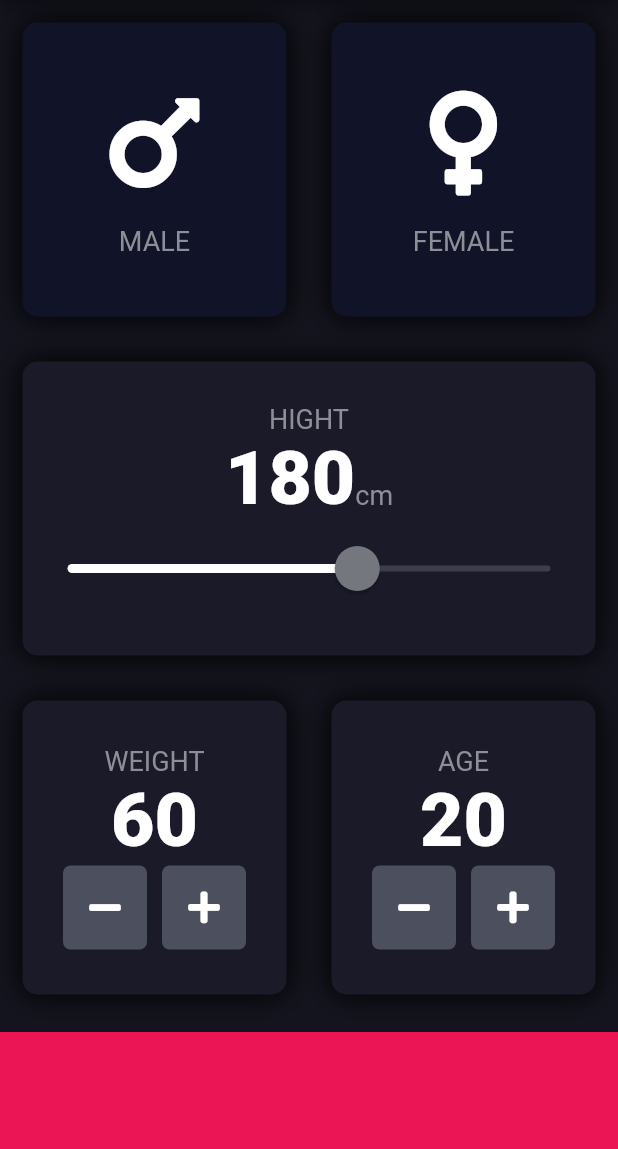
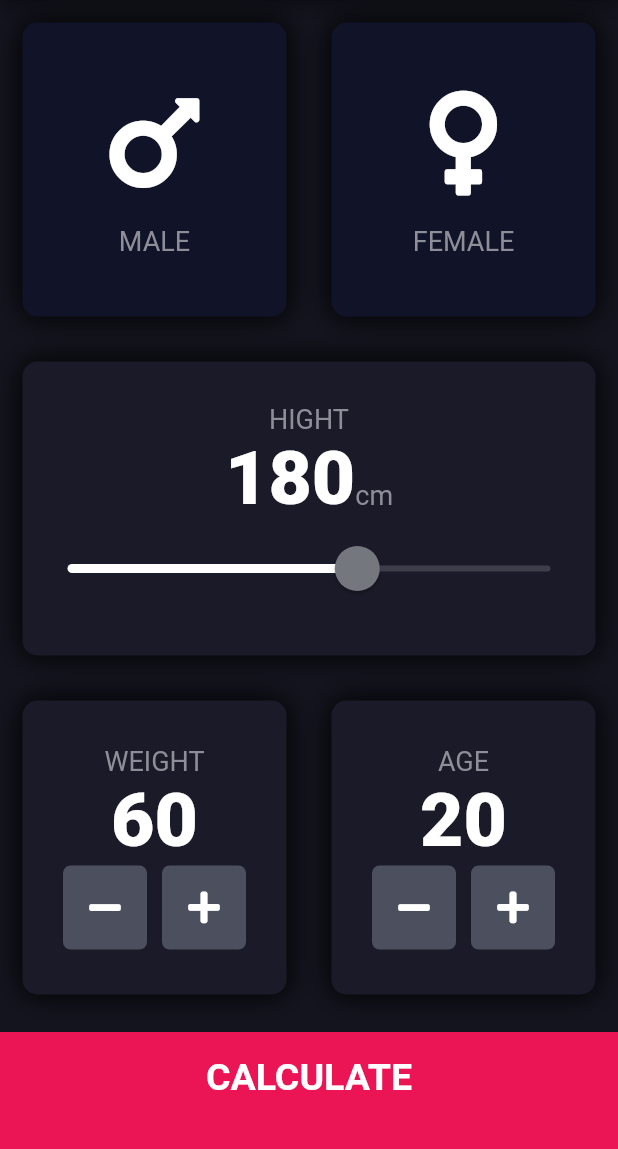
Before and after one commit to AmanGr/BMI-Calculator, a Flutter app: the screen it shows after launch, on a phone screen of 412 x 824 dp, the part 84-1233 px from its top. Run offline on Flutter 3.47's test engine with Material 2 defaults, Android fonts, the phone set to English and light mode, and no system bars; our stand-ins replace font_awesome_flutter.

Commit message:
some changes have been takes place and re_format the structer plus new file have been added.

```diff
--- /dev/null
+++ b/lib/components/botton_button.dart
@@ -0,0 +1,28 @@
+import 'package:flutter/material.dart';
+import '../constants.dart';
+
+class BottomButton extends StatelessWidget {
+  BottomButton({required this.onTap, required this.buttonTitle});
+
+  final VoidCallback onTap;
+  final String buttonTitle;
+
+  @override
+  Widget build(BuildContext context) {
+    return GestureDetector(
+      onTap: (onTap),
+      child: Container(
+        child: Center(
+            child: Text(
+              buttonTitle,
+              style: KLargeButtonTextStyle,
+            )),
+        color: kBottomContainerColor,
+        margin: EdgeInsets.only(top: 10.0),
+        padding: EdgeInsets.only(bottom: 20.0),
+        width: double.infinity,
+        height: kBottomContainerHeight,
+      ),
+    );
+  }
+}
--- a/lib/icon_content.dart
+++ b/lib/components/icon_content.dart
@@ -1,5 +1,5 @@
 import 'package:flutter/material.dart';
-import 'constants.dart';
+import '../constants.dart';
 
 
 
--- /dev/null
+++ b/lib/components/round_icon_button.dart
@@ -0,0 +1,25 @@
+import 'package:flutter/material.dart';
+import '../constants.dart';
+
+
+class RoundIconButton extends StatelessWidget {
+  RoundIconButton({required this.icon, required this.onPressed});
+
+  final IconData icon;
+  final VoidCallback onPressed;
+
+  @override
+  Widget build(BuildContext context) {
+    return RawMaterialButton(
+      child: Icon(icon),
+      onPressed: onPressed,
+      elevation: 0.0,
+      constraints: BoxConstraints.tightFor(
+        width: 56.0,
+        height: 56.0,
+      ),
+      shape: RoundedRectangleBorder(borderRadius: BorderRadius.circular(5.0)),
+      fillColor: Color(0XFF4C4F5E),
+    );
+  }
+}
--- a/lib/main.dart
+++ b/lib/main.dart
@@ -1,5 +1,5 @@
 import 'package:flutter/material.dart';
-import 'input_page.dart';
+import 'screens/input_page.dart';
 
 void main() => runApp(BMICalculator());
 
--- a/lib/input_page.dart
+++ b/lib/screens/input_page.dart
@@ -1,8 +1,15 @@
+import 'package:bmi_calculator/screens/results_pages.dart';
+import 'package:flutter/cupertino.dart';
 import 'package:flutter/material.dart';
 import 'package:font_awesome_flutter/font_awesome_flutter.dart';
-import 'icon_content.dart';
-import 'reusable_card.dart';
-import 'constants.dart';
+import '../components/icon_content.dart';
+import 'package:bmi_calculator/components/reusable_card.dart';
+import '../constants.dart';
+import 'results_pages.dart';
+import '../components/botton_button.dart';
+import '../components/round_icon_button.dart';
+import 'package:bmi_calculator/calculator_brain.dart';
+
 
 enum Gender {
   male,
@@ -247,35 +254,23 @@ class _InputPageState extends State<InputPage> {
                 ),
               ],
             )),
-            Container(
-              color: kBottomContainerColor,
-              margin: EdgeInsets.only(top: 10.0),
-              width: double.infinity,
-              height: kBottomContainerHeight,
+            BottomButton(
+              buttonTitle: 'CALCULATE',
+              onTap: () {
+                CalculatorBrain calc = CalculatorBrain(weight: weight, height: height);
+                Navigator.push(context,
+                    MaterialPageRoute(
+                        builder: (context) => ResultsPage(
+                          interpretation: calc.getInterpretation(),
+                          bmiResult: calc.calculateBMI(),
+                          resultText: calc.getResult(),
+
+                        ),
+                    ),
+                );
+              },
             ),
           ],
         ));
   }
 }
-
-class RoundIconButton extends StatelessWidget {
-  RoundIconButton({required this.icon, required this.onPressed});
-
-  final IconData icon;
-  final VoidCallback onPressed;
-
-  @override
-  Widget build(BuildContext context) {
-    return RawMaterialButton(
-      child: Icon(icon),
-      onPressed: onPressed,
-      elevation: 0.0,
-      constraints: BoxConstraints.tightFor(
-        width: 56.0,
-        height: 56.0,
-      ),
-      shape: RoundedRectangleBorder(borderRadius: BorderRadius.circular(5.0)),
-      fillColor: Color(0XFF4C4F5E),
-    );
-  }
-}
```
Also changed, not shown: lib/calculator_brain.dart (added, +36 -0 lines), lib/constants.dart (+28 -0 lines), lib/screens/results_pages.dart (added, +71 -0 lines), lib/components/reusable_card.dart (renamed from lib/reusable_card.dart).
